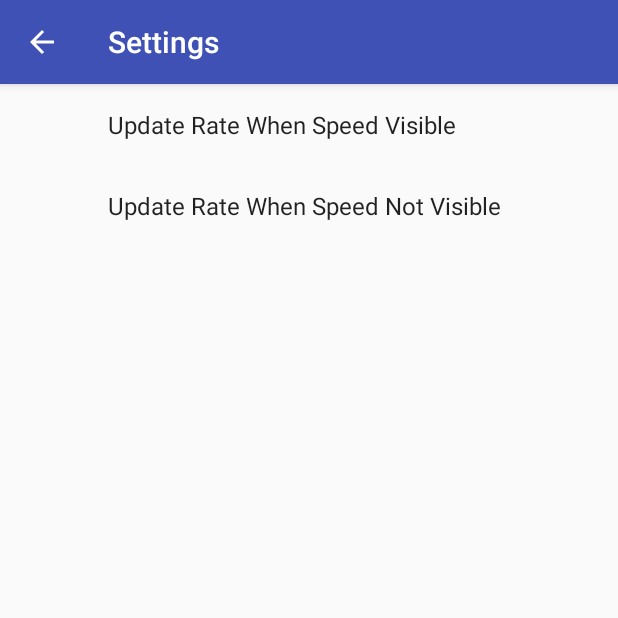
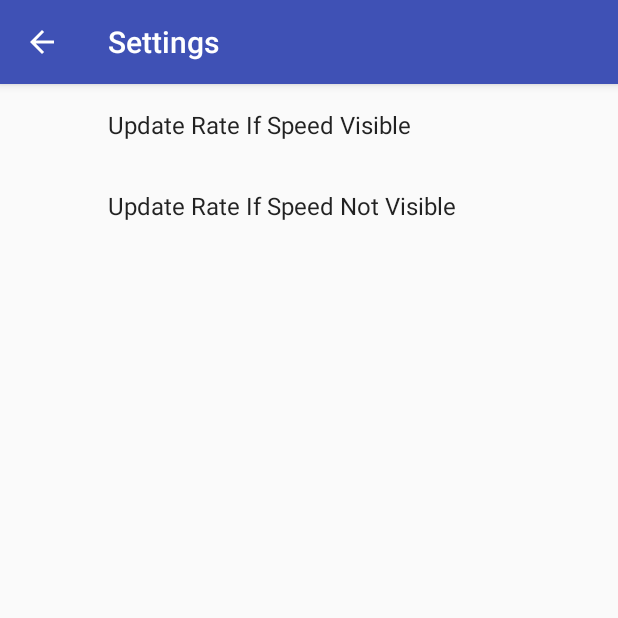
Before and after one commit to vonkratzmann/SpeedDisplay, an Android app: the screen it shows after launch (SettingsActivity), in the options menu, after a tap on "Settings", on a phone screen of 412 x 824 dp, the top half of it. Run offline under Robolectric (Android 15) with nearby library versions, the phone set to English and light mode, and no system bars; our stand-ins replace androidx.preference.

Commit message:
Updated version with shared preferences

```diff
--- a/app/src/main/java/kk/speeddisplay/MainActivity.java
+++ b/app/src/main/java/kk/speeddisplay/MainActivity.java
@@ -65,11 +65,11 @@ public class MainActivity extends AppCompatActivity implements SharedPreferences
 
         Log.d(TAG, "onCreate");
         setContentView(R.layout.activity_main);
-        Toolbar toolbar = (Toolbar) findViewById(R.id.toolbar);
+        Toolbar toolbar = findViewById(R.id.toolbar);
         setSupportActionBar(toolbar);
 
-        tvCurrentSpeed = (TextView) findViewById(R.id.tv_CurrentSpeed);
-        tvMaxSpeed = (TextView) findViewById(R.id.tv_MaxSpeed);
+        tvCurrentSpeed = findViewById(R.id.tv_CurrentSpeed);
+        tvMaxSpeed = findViewById(R.id.tv_MaxSpeed);
 
         /* set up fused location client, which is API from Google Play Services  */
         mFusedLocationClient = com.google.android.gms.location.LocationServices.getFusedLocationProviderClient(this);
@@ -316,7 +316,7 @@ public class MainActivity extends AppCompatActivity implements SharedPreferences
         SharedPreferences sp = getSharedPreferences(getString(R.string.pref_activity_state_key), MODE_PRIVATE);
         SharedPreferences.Editor ed = sp.edit();
         ed.putBoolean(getString(R.string.pref_activity_state_key), true);
-        ed.commit();
+        ed.apply();
     }
 
     /**
@@ -332,7 +332,7 @@ public class MainActivity extends AppCompatActivity implements SharedPreferences
         SharedPreferences sp = getSharedPreferences(getString(R.string.pref_activity_state_key), MODE_PRIVATE);
         SharedPreferences.Editor ed = sp.edit();
         ed.putBoolean(getString(R.string.pref_activity_state_key), false);
-        ed.commit();
+        ed.apply();
     }
 
     @Override
@@ -345,7 +345,7 @@ public class MainActivity extends AppCompatActivity implements SharedPreferences
      * Checks state of activity ie is it running by accessing a shared preferences key
      * which is set to true by onResume() and set to false by onPause()
      *
-     * @return
+     * @return true if activity is running or false if not running
      */
     boolean isActivityRunning() {
         SharedPreferences sp = getSharedPreferences(getString(R.string.pref_activity_state_key), MODE_PRIVATE);
--- a/app/src/main/res/values/strings.xml
+++ b/app/src/main/res/values/strings.xml
@@ -27,11 +27,11 @@
 
     <string name="pref_saved_max_speed_title">Maximum Speed</string>
 
-    <string name="pref_running_update_rate_title">Update Rate When Speed Visible</string>
+    <string name="pref_running_update_rate_title">Update Rate If Speed Visible</string>
     <string name="pref_running_update_rate_summary">Rate at which the speed is updated when the application is displayed.</string>
     <string name="pref_running_update_rate_default" translatable="false">2</string>
 
-    <string name="pref_not_running_update_rate_title">Update Rate When Speed Not Visible</string>
+    <string name="pref_not_running_update_rate_title">Update Rate If Speed Not Visible</string>
     <string name="pref_not_running_update_rate_summary">Rate at which the speed is updated when the application is not displayed.</string>
     <string name="pref_not_running_update_rate_default" translatable="false">30</string>
 
--- a/app/src/main/res/xml/pref_speed.xml
+++ b/app/src/main/res/xml/pref_speed.xml
@@ -8,7 +8,8 @@
         android:key="@string/pref_running_update_rate_key"
         android:singleLine="false"
         android:summary="@string/pref_running_update_rate_summary"
-        android:title="@string/pref_running_update_rate_title"/>
+        android:title="@string/pref_running_update_rate_title"
+        tools:singleLine="false"/>
 
     <EditTextPreference
         android:defaultValue="@string/pref_not_running_update_rate_default"
@@ -16,6 +17,7 @@
         android:key="@string/pref_not_running_update_rate_key"
         android:singleLine="false"
         android:summary="@string/pref_not_running_update_rate_summary"
-        android:title="@string/pref_not_running_update_rate_title"/>
+        android:title="@string/pref_not_running_update_rate_title"
+        tools:singleLine="false"/>
 
 </PreferenceScreen>
```
Also changed, not shown: app/src/main/res/drawable/ic_sync_black_24dp.xml (deleted, +0 -9 lines).
